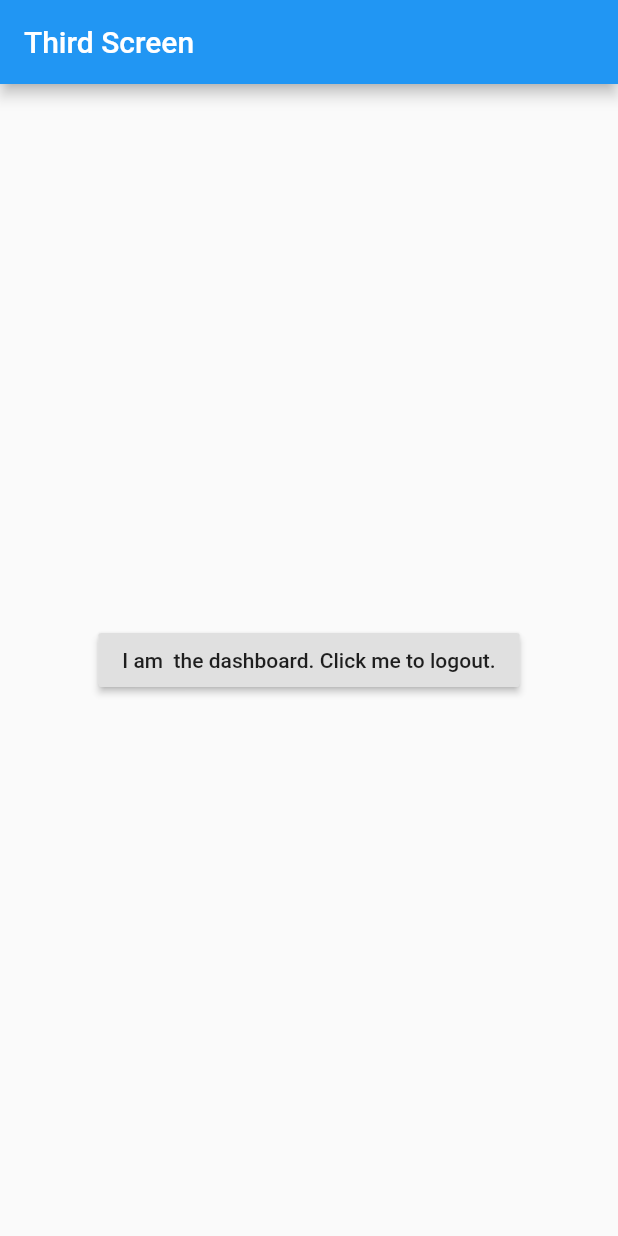
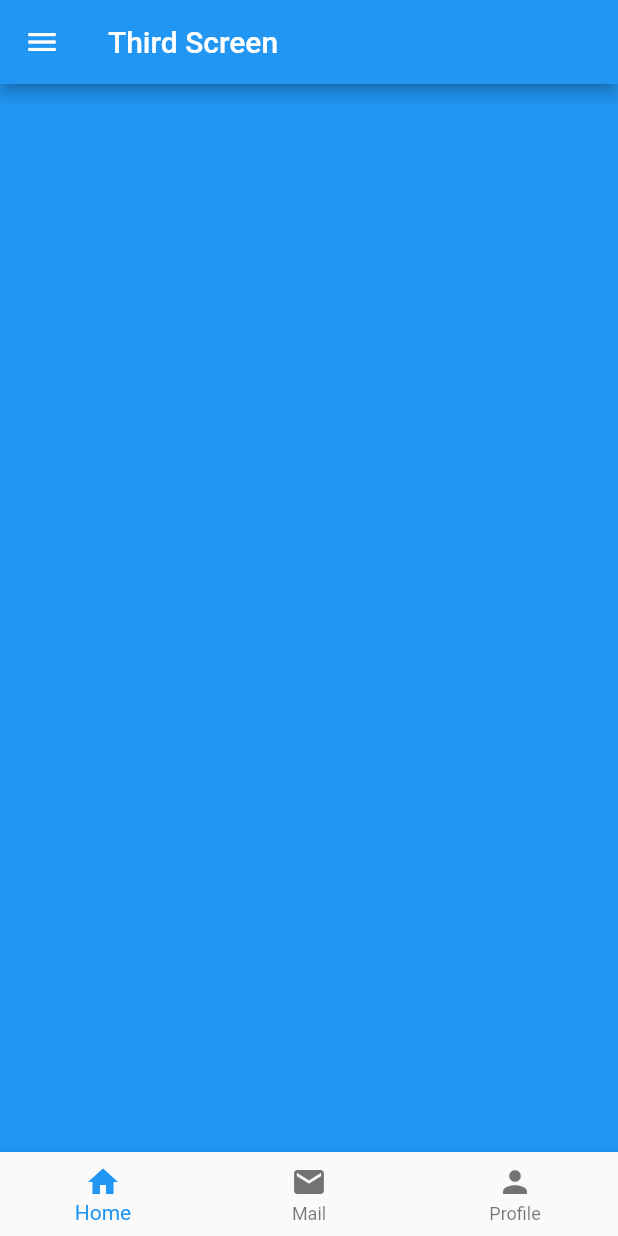
Before and after one commit to LordRahl90/flutter-navigation, a Flutter app: the screen it shows after launch, on a phone screen of 412 x 824 dp. Run offline on Flutter 3.47's test engine with Material 2 defaults, Android fonts, the phone set to English and light mode, and no system bars.

```diff
--- /dev/null
+++ b/lib/src/screens/tab_screens/home.dart
@@ -0,0 +1,14 @@
+import 'package:flutter/material.dart';
+
+class Home extends StatelessWidget{
+  final Color color;
+
+  Home(this.color);
+
+  @override
+  Widget build(BuildContext context) {
+    return Container(
+      color: color,
+    );
+  }
+}
--- a/lib/src/screens/third_screen.dart
+++ b/lib/src/screens/third_screen.dart
@@ -1,19 +1,78 @@
 import 'package:flutter/material.dart';
+import './tab_screens/home.dart';
 
-class ThirdScreen extends StatelessWidget{
+class ThirdScreen extends StatefulWidget{
+  @override
+    State<StatefulWidget> createState() {
+      return _ThirdScreen();
+    }
+}
+
+class _ThirdScreen extends State<ThirdScreen>{
+
+  int _currentIndex=0;
+  List<Widget> _children=[
+    Home(Colors.blue),
+    Home(Colors.green),
+    Home(Colors.red)
+  ];
+
   Widget build(BuildContext context){
     return Scaffold(
+      drawer: Drawer(
+        child: ListView(
+          padding: EdgeInsets.zero,
+          children: <Widget>[
+            DrawerHeader(
+            child: Text('Header'),
+            decoration: BoxDecoration(
+                color: Colors.blue,
+              ),
+            ),
+
+            ListTile(
+              leading: Icon(Icons.settings),
+              title: Text('Settings'),
+            ),
+            ListTile(
+              leading: Icon(Icons.person),
+              title: Text('Profile'),
+            )
+          ],
+        ),
+      ),
       appBar: AppBar(
         title:Text('Third Screen')
       ),
-      body: Center(
-        child: RaisedButton(
-          child: Text('I am  the dashboard. Click me to logout.'),
-          onPressed: (){
-            Navigator.of(context).pushNamedAndRemoveUntil("/first_screen",(Route<dynamic> route)=>false);
-          },
-        ),
-      )
+      body: _children[_currentIndex],
+      bottomNavigationBar: BottomNavigationBar(
+        currentIndex: _currentIndex,
+        onTap: onTapped,
+        items:[
+          BottomNavigationBarItem(
+            icon: Icon(Icons.home),
+            title: Text('Home')
+          ),
+          BottomNavigationBarItem(
+            icon: Icon(Icons.mail),
+            title: Text('Mail')
+          ),
+          BottomNavigationBarItem(
+            icon: Icon(Icons.person),
+            title: Text('Profile')
+          ),
+        ]
+      ),
     );
   }
+
+  void onTapped(int index){
+    setState(() {
+        _currentIndex=index;
+    });
+  }
+
+  // Widget appDrawer(){
+  //   return
+  // }
 }
```
Also changed, not shown: 1 other file.
